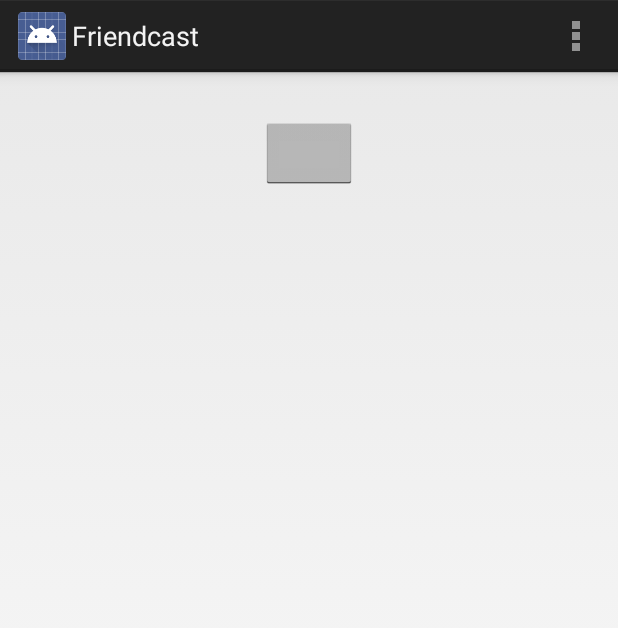
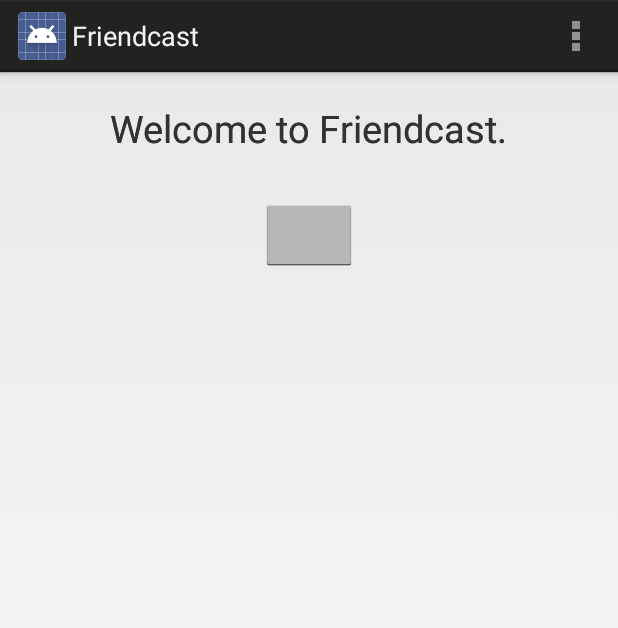
Before and after one commit to churichard/Friendcast, an Android app: the screen it shows after launch (MainActivity), on a phone screen of 412 x 824 dp. Shown: the top 628 px of the screen. Run offline under Robolectric (Android 15) with nearby library versions, the phone set to English and light mode, and no system bars; libraries missing offline, so code that uses them is left out: com.facebook, com.facebook.model, com.facebook.widget; plain views replace LoginButton; 10 statements that could not run were skipped.

Commit message:
Added title

```diff
--- a/app/src/main/java/hackru2014f/friendcast/MainActivity.java
+++ b/app/src/main/java/hackru2014f/friendcast/MainActivity.java
@@ -1,5 +1,7 @@
 package hackru2014f.friendcast;
 
+import android.app.Activity;
+import android.graphics.Typeface;
 import android.os.Bundle;
 
 import android.view.Menu;
@@ -11,6 +13,7 @@ import com.parse.ParsePush;
 import com.parse.SaveCallback;
 
 import android.support.v4.app.FragmentActivity;
+import android.widget.TextView;
 
 public class MainActivity extends FragmentActivity {
     private MainFragment mainFragment;
--- a/app/src/main/java/hackru2014f/friendcast/MainFragment.java
+++ b/app/src/main/java/hackru2014f/friendcast/MainFragment.java
@@ -1,6 +1,8 @@
 package hackru2014f.friendcast;
 
+import android.app.Activity;
 import android.content.Intent;
+import android.graphics.Typeface;
 import android.os.Bundle;
 import android.support.v4.app.Fragment;
 import android.util.Log;
--- a/app/src/main/res/layout/activity_main.xml
+++ b/app/src/main/res/layout/activity_main.xml
@@ -4,6 +4,15 @@
     android:orientation="vertical"
     android:layout_width="fill_parent"
     android:layout_height="fill_parent">
+
+    <TextView
+        android:id="@+id/title"
+        android:layout_marginTop="20dp"
+        android:textSize="25sp"
+        android:text="@string/title"
+        android:layout_width="wrap_content"
+        android:layout_height="wrap_content"
+        android:layout_gravity="center_horizontal" />
 
     <com.facebook.widget.LoginButton
         android:id="@+id/authButton"
--- a/app/src/main/res/values/strings.xml
+++ b/app/src/main/res/values/strings.xml
@@ -4,6 +4,7 @@
     <string name="app_name">Friendcast</string>
     <string name="get_started">To get started, log in using Facebook</string>
     <string name="action_settings">Settings</string>
+    <string name="title">Welcome to Friendcast.</string>
     <string name="app_id">719081798147306</string>
 
 </resources>
```
